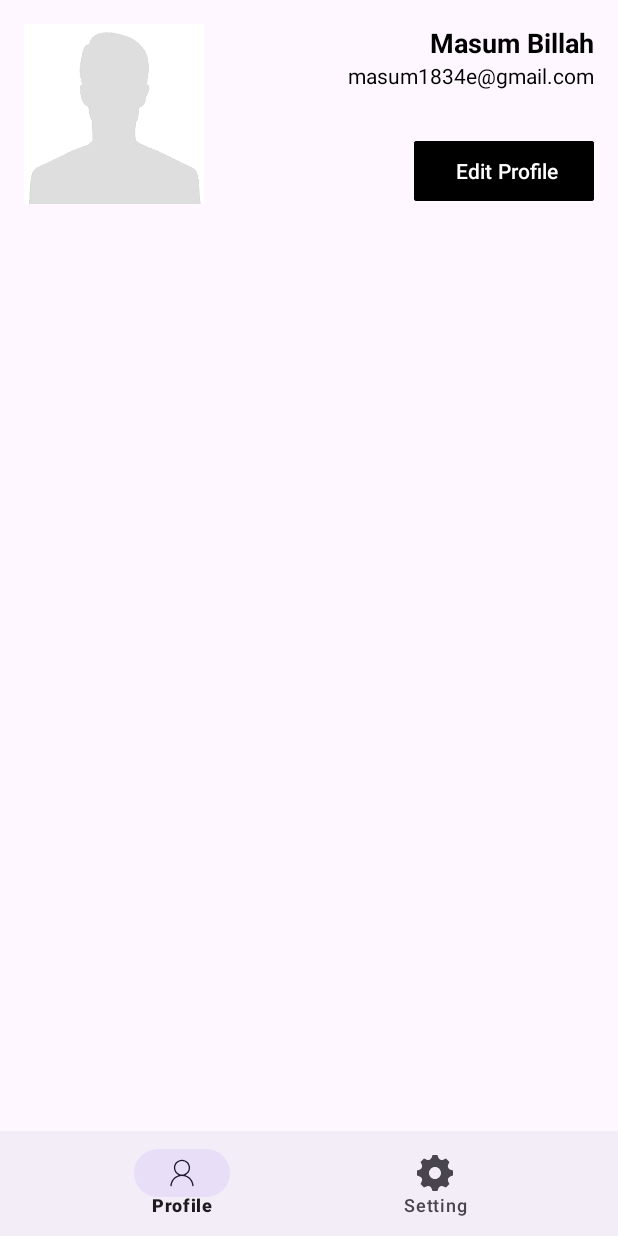
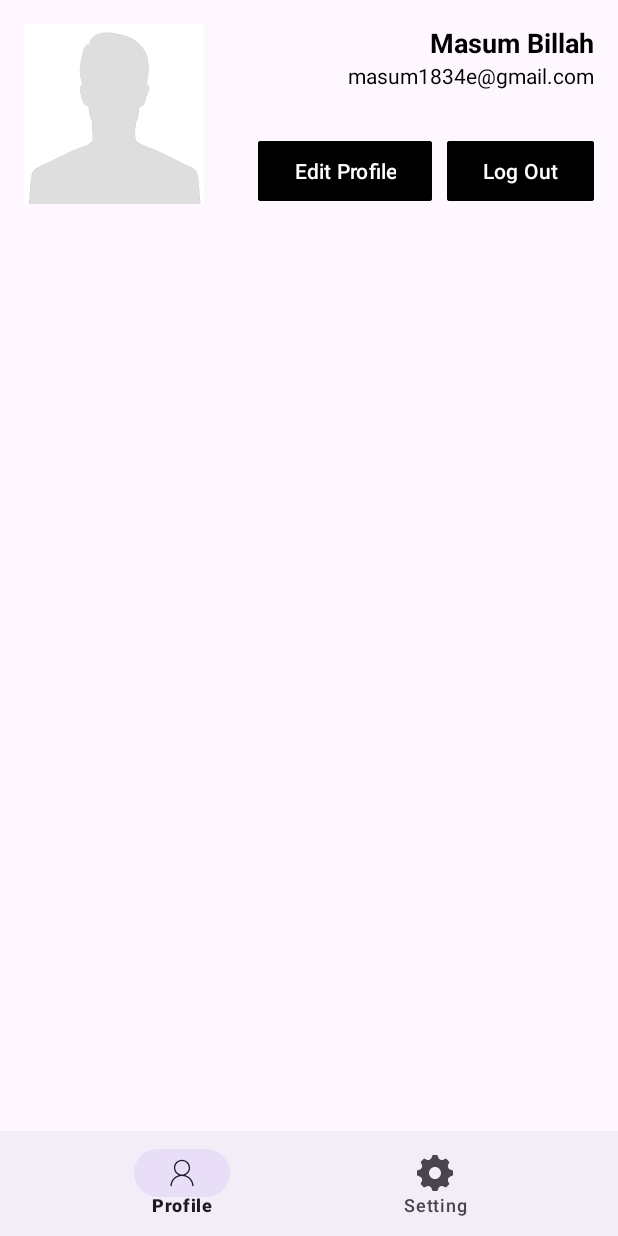
Before and after one commit to masum184e/android_complete_authentication, an Android app: the ProfileFragment screen opened directly, with no data from a screen before it, on a phone screen of 412 x 824 dp. Run offline under Robolectric (Android 15) with nearby library versions, the light colour scheme and no system bars.

Commit message:
edit button added

```diff
--- a/app/src/main/res/layout/fragment_profile.xml
+++ b/app/src/main/res/layout/fragment_profile.xml
@@ -41,16 +41,28 @@
         app:layout_constraintTop_toBottomOf="@+id/textView2" />
 
     <Button
-        android:id="@+id/button"
+        android:id="@+id/logoutBtn"
         android:layout_width="wrap_content"
         android:layout_height="wrap_content"
         android:layout_marginEnd="16dp"
         android:layout_marginTop="30dp"
         android:backgroundTint="@color/black"
-        android:text=" Edit Profile"
+        android:text="Log Out"
         app:cornerRadius="2dp"
         app:layout_constraintEnd_toEndOf="parent"
         app:layout_constraintTop_toBottomOf="@+id/textView4" />
 
+    <Button
+        android:id="@+id/editBtn"
+        android:layout_width="wrap_content"
+        android:layout_height="wrap_content"
+        android:text="Edit Profile"
+        app:cornerRadius="2dp"
+        android:layout_marginEnd="10dp"
+        android:backgroundTint="@color/black"
+        app:layout_constraintBottom_toBottomOf="@+id/logoutBtn"
+        app:layout_constraintEnd_toStartOf="@+id/logoutBtn"
+        app:layout_constraintTop_toTopOf="@+id/logoutBtn" />
+
 
 </androidx.constraintlayout.widget.ConstraintLayout>
```
